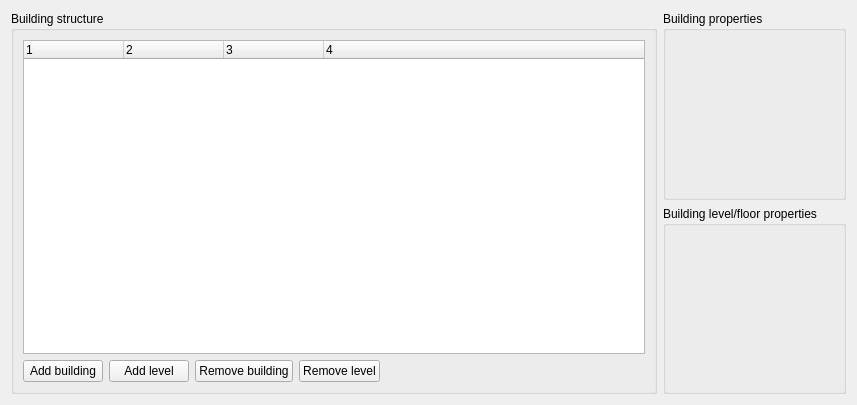
The window that SIM-VICUS/src/SVFloorManagerWidget.ui (ghorwin/SIM-VICUS) describes before a commit, drawn with Qt 5.
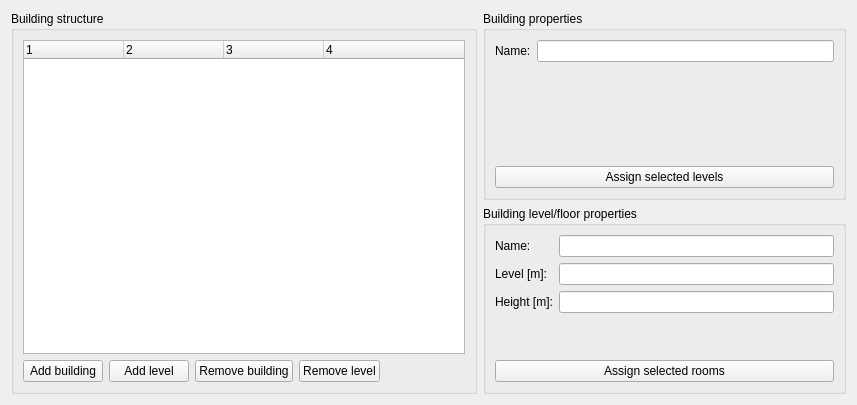
The same window after the commit. Icons and pictures are not drawn.

Commit message: Some more work on floor manager.

Patch:
```diff
--- a/SIM-VICUS/src/SVFloorManagerWidget.ui
+++ b/SIM-VICUS/src/SVFloorManagerWidget.ui
@@ -115,6 +115,38 @@
      <property name="title">
       <string>Building properties</string>
      </property>
+     <layout class="QGridLayout" name="gridLayout_4">
+      <item row="0" column="0">
+       <widget class="QLabel" name="label">
+        <property name="text">
+         <string>Name:</string>
+        </property>
+       </widget>
+      </item>
+      <item row="0" column="1">
+       <widget class="QLineEdit" name="lineEditBuildingName"/>
+      </item>
+      <item row="1" column="1">
+       <spacer name="verticalSpacer_2">
+        <property name="orientation">
+         <enum>Qt::Vertical</enum>
+        </property>
+        <property name="sizeHint" stdset="0">
+         <size>
+          <width>20</width>
+          <height>40</height>
+         </size>
+        </property>
+       </spacer>
+      </item>
+      <item row="2" column="0" colspan="2">
+       <widget class="QPushButton" name="pushButtonAssignLevel">
+        <property name="text">
+         <string>Assign selected levels</string>
+        </property>
+       </widget>
+      </item>
+     </layout>
     </widget>
    </item>
    <item row="1" column="1">
@@ -122,6 +154,58 @@
      <property name="title">
       <string>Building level/floor properties</string>
      </property>
+     <layout class="QGridLayout" name="gridLayout_3">
+      <item row="0" column="0">
+       <widget class="QLabel" name="label_2">
+        <property name="text">
+         <string>Name:</string>
+        </property>
+       </widget>
+      </item>
+      <item row="0" column="1">
+       <widget class="QLineEdit" name="lineEditLevelName"/>
+      </item>
+      <item row="1" column="0">
+       <widget class="QLabel" name="label_3">
+        <property name="text">
+         <string>Level [m]:</string>
+        </property>
+       </widget>
+      </item>
+      <item row="1" column="1">
+       <widget class="QLineEdit" name="lineEditLevel"/>
+      </item>
+      <item row="2" column="0">
+       <widget class="QLabel" name="label_4">
+        <property name="text">
+         <string>Height [m]:</string>
+        </property>
+       </widget>
+      </item>
+      <item row="2" column="1">
+       <widget class="QLineEdit" name="lineEditHeight"/>
+      </item>
+      <item row="3" column="0">
+       <spacer name="verticalSpacer">
+        <property name="orientation">
+         <enum>Qt::Vertical</enum>
+        </property>
+        <property name="sizeHint" stdset="0">
+         <size>
+          <width>20</width>
+          <height>40</height>
+         </size>
+        </property>
+       </spacer>
+      </item>
+      <item row="4" column="0" colspan="2">
+       <widget class="QPushButton" name="pushButtonAssignRooms">
+        <property name="text">
+         <string>Assign selected rooms</string>
+        </property>
+       </widget>
+      </item>
+     </layout>
     </widget>
    </item>
   </layout>
```
Left out of the diff: 22 changed lines with no effect on the pictures. The commit also changes 6 other files.
